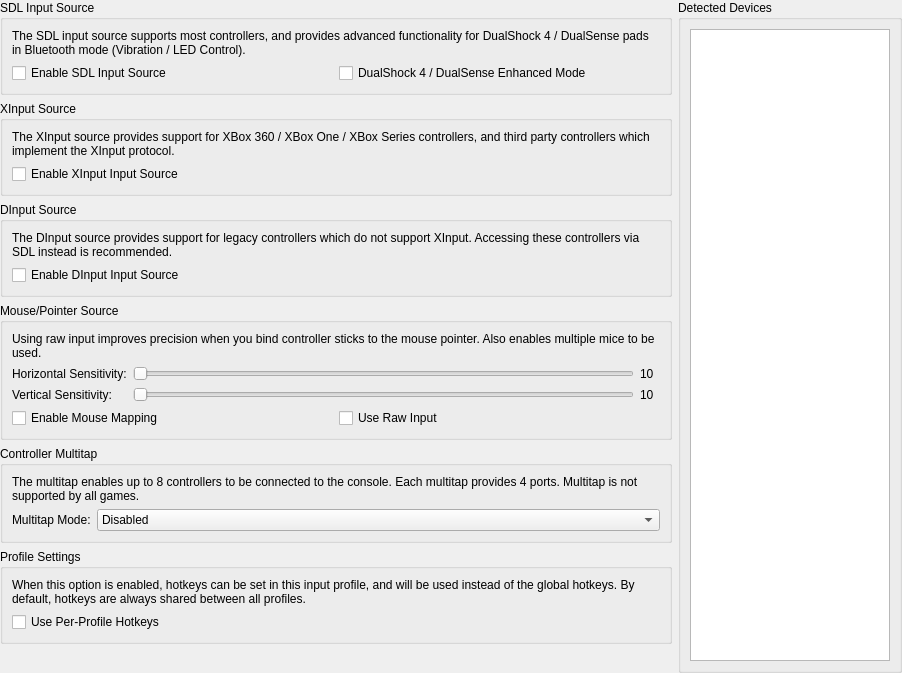
Above: src/duckstation-qt/controllerglobalsettingswidget.ui from kofxi3584karlayang/duckstation before the change. Below: the same form after it.
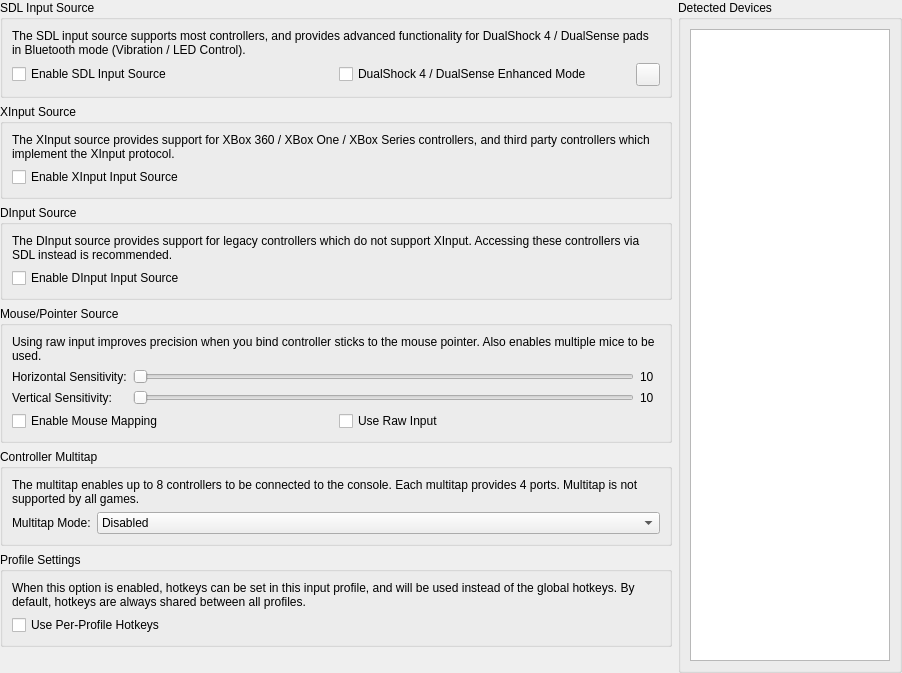
That is the form after the change. Icons and pictures are not drawn.

Diff of the .ui file:
```diff
--- a/src/duckstation-qt/controllerglobalsettingswidget.ui
+++ b/src/duckstation-qt/controllerglobalsettingswidget.ui
@@ -151,11 +151,27 @@
        </widget>
       </item>
       <item row="1" column="1">
+       <layout class="QHBoxLayout" name="horizontalLayout_4">
+        <item>
        <widget class="QCheckBox" name="enableSDLEnhancedMode">
         <property name="text">
          <string>DualShock 4 / DualSense Enhanced Mode</string>
         </property>
        </widget>
+        </item>
+        <item>
+         <widget class="QToolButton" name="ledSettings">
+          <property name="toolTip">
+           <string>Controller LED Settings</string>
+          </property>
+          <property name="icon">
+           <iconset theme="lightbulb-line">
+            <normaloff>.</normaloff>.
+           </iconset>
+          </property>
+         </widget>
+        </item>
+       </layout>
       </item>
      </layout>
     </widget>
```
Lines whose indentation alone changed are shown as unchanged.
